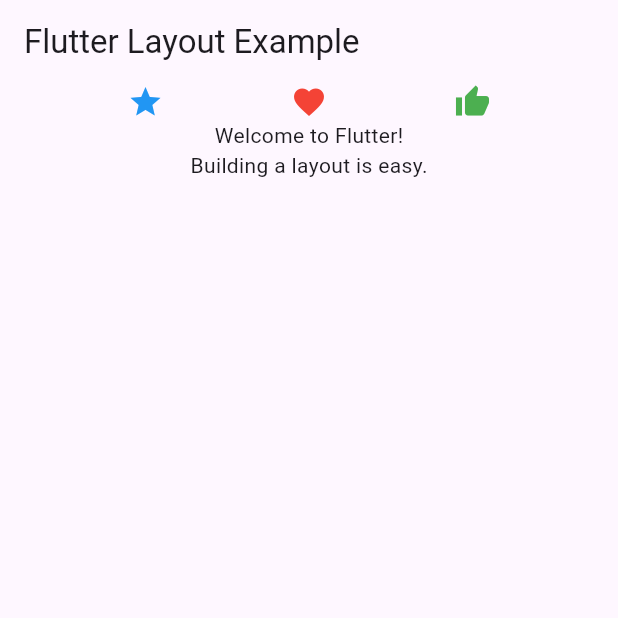
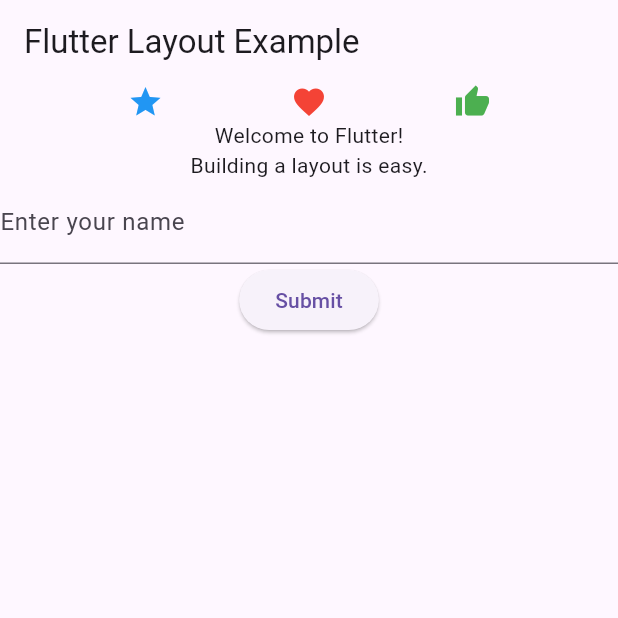
Before and after one commit to SeaniOS/iOSSeniorDeveloper, a Flutter app: the screen it shows after launch, on a phone screen of 412 x 824 dp, the top half of it. Run offline on Flutter 3.47's test engine with Material 3 defaults, Android fonts, the phone set to English and light mode, and no system bars; our stand-ins replace logger.

Commit message:
#flutter: logger framework & alert

```diff
--- a/learning_flutter/lib/MyApp.dart
+++ b/learning_flutter/lib/MyApp.dart
@@ -1,5 +1,5 @@
 import 'package:flutter/material.dart';
-import 'package:logger/logger.dart'; // Import the logger package
+import 'MyForm.dart';
 
 class MyApp extends StatelessWidget {
   const MyApp({super.key});
@@ -13,7 +13,8 @@
       home: Scaffold(
         /// app title
         appBar: AppBar(title: const Text('Flutter Layout Example')),
-        body: const Column(
+        body: MyForm(),
+        /*body: const Column(
           children: const <Widget>[
             Row(
               /// main axis (horizontal)
@@ -28,7 +29,7 @@
             Text('Welcome to Flutter!'),
             Text('Building a layout is easy.'),
           ],
-        ),
+        ),*/
         // Placeholder for body
       ),
     );
--- /dev/null
+++ b/learning_flutter/lib/MyForm.dart
@@ -0,0 +1,53 @@
+import 'package:flutter/material.dart';
+import 'package:logger/logger.dart'; // Import the logger package
+import 'package:learning_flutter_coursera/Alert.dart';
+
+class MyForm extends StatefulWidget {
+  @override
+  _MyFormState createState() => _MyFormState();
+}
+
+class _MyFormState extends State<MyForm> {
+  final _formKey = GlobalKey<FormState>();
+  final Logger _logger = Logger(); // Initialize the logger
+  @override
+  Widget build(BuildContext context) {
+    return Form(
+      key: _formKey,
+      child: Column(
+        children: <Widget>[
+          const Row(
+            mainAxisAlignment: MainAxisAlignment.spaceEvenly,
+            children: const <Widget>[
+              Icon(Icons.star, color: Colors.blue),
+              Icon(Icons.favorite, color: Colors.red),
+              Icon(Icons.thumb_up, color: Colors.green),
+            ],
+          ),
+          const Text('Welcome to Flutter!'),
+          const Text('Building a layout is easy.'),
+          TextFormField(
+            decoration: const InputDecoration(labelText: 'Enter your name'),
+            validator: (value) {
+              if (value == null || value.isEmpty) {
+                return 'Please enter some text';
+              }
+              return null;
+            },
+          ),
+          ElevatedButton(
+            onPressed: () {
+              if (_formKey.currentState!.validate()) {
+                _logger.i(
+                  'Form is valid. User input is logged.',
+                ); // Log the user input
+                showAlertDialog(context, 'Form Submitted', 'User input is logged.');
+              }
+            },
+            child: const Text('Submit'),
+          ),
+        ],
+      ),
+    );
+  }
+}
```
Also changed, not shown: learning_flutter/lib/Alert.dart (added, +21 -0 lines).
